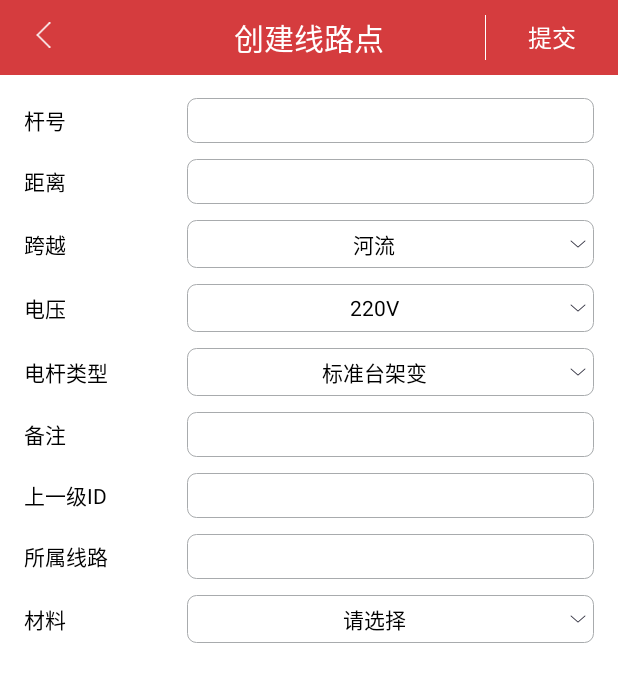
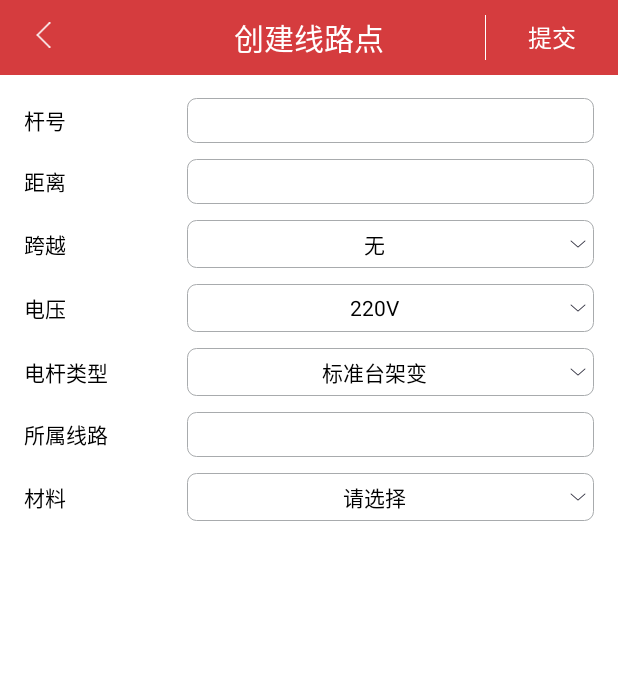
Before and after one commit to jsjysxw/pole, an Android app: the layout activity_point_add.xml on its own in the app's theme, with its tools: preview values and no code run, on a phone screen of 412 x 824 dp. Shown: the top 682 px of the screen. Run offline under Robolectric (Android 15) with nearby library versions, the phone set to English and light mode, and no system bars.

Commit message:
小改动

```diff
--- a/app/src/main/java/cn/com/avatek/pole/orgmap/OrgMapView.java
+++ b/app/src/main/java/cn/com/avatek/pole/orgmap/OrgMapView.java
@@ -1056,7 +1056,7 @@ public class OrgMapView extends View {
             }
             float sY = totalHeight + data.getCurrentLine() * itemMarginV + screenTools.dp2px(32);
 
-            if ((x > sX && x < sX + itemWidth && y > sY && y < sY + contentMaxHeigth4line[data.getCurrentLine()])) {
+            if (contentMaxHeigth4line!=null&&contentMaxHeigth4line.length>0&&(x > sX && x < sX + itemWidth && y > sY && y < sY + contentMaxHeigth4line[data.getCurrentLine()])) {
                 /*点击点 为非空白区域， 重置所有数据为非选中状态， 然后标记当前项为选中状态*/
                 /*如果有选中 则将原数据重置为非选中*/
                 paraseResetItems(this.data);
--- a/app/src/main/res/layout/activity_point_add.xml
+++ b/app/src/main/res/layout/activity_point_add.xml
@@ -109,7 +109,7 @@
                         style="@style/mtask_et"
                         android:background="@drawable/btn_et"
                         android:drawableRight="@drawable/xiala"
-                        android:text="河流" />
+                        android:text="无" />
                 </LinearLayout>
 
                 <LinearLayout
@@ -150,7 +150,9 @@
                     style="@style/mtask_ll"
                     android:layout_height="wrap_content"
                     android:layout_marginBottom="5dp"
-                    android:layout_marginTop="5dp">
+                    android:layout_marginTop="5dp"
+                    android:visibility="gone"
+                    >
 
                     <TextView
                         style="@style/mtask_textview"
@@ -165,7 +167,9 @@
                     style="@style/mtask_ll"
                     android:layout_height="wrap_content"
                     android:layout_marginBottom="5dp"
-                    android:layout_marginTop="5dp">
+                    android:layout_marginTop="5dp"
+                    android:visibility="gone"
+                    >
 
                     <TextView
                         style="@style/mtask_textview"
@@ -209,8 +213,22 @@
                         android:drawableRight="@drawable/xiala"
                         android:text="请选择" />
                 </LinearLayout>
+                <LinearLayout
+                    style="@style/mtask_ll"
+                    android:layout_height="wrap_content"
+                    android:layout_marginBottom="5dp"
+                    android:layout_marginTop="5dp">
 
+                    <TextView
+                        android:visibility="gone"
+                        android:id="@+id/mlist"
+                        android:layout_width="match_parent"
+                        android:layout_height="wrap_content"
+                        android:textColor="@color/black"
+                        android:text="材料\n" />
+                </LinearLayout>
             </LinearLayout>
+
         </LinearLayout>
     </ScrollView>
 </LinearLayout>
--- a/app/src/main/res/layout/fragment_alertdia.xml
+++ b/app/src/main/res/layout/fragment_alertdia.xml
@@ -42,7 +42,9 @@
         android:layout_height="wrap_content"
         android:paddingLeft="18dp"
         android:paddingTop="19dp"
-        android:paddingRight="18dp">
+        android:paddingRight="18dp"
+        android:visibility="gone"
+        >
 
         <TextView
             style="@style/mtask_textview"
```
Also changed, not shown: app/src/main/java/cn/com/avatek/pole/ctrlview/activity/AddPointActivity.java (+34 -9 lines), app/src/main/java/cn/com/avatek/pole/ctrlview/activity/SelectMaterLActivity.java (+65 -1 lines), app/src/main/java/cn/com/avatek/pole/ctrlview/dialogs/AlertDiaFragment.java (+5 -5 lines).
